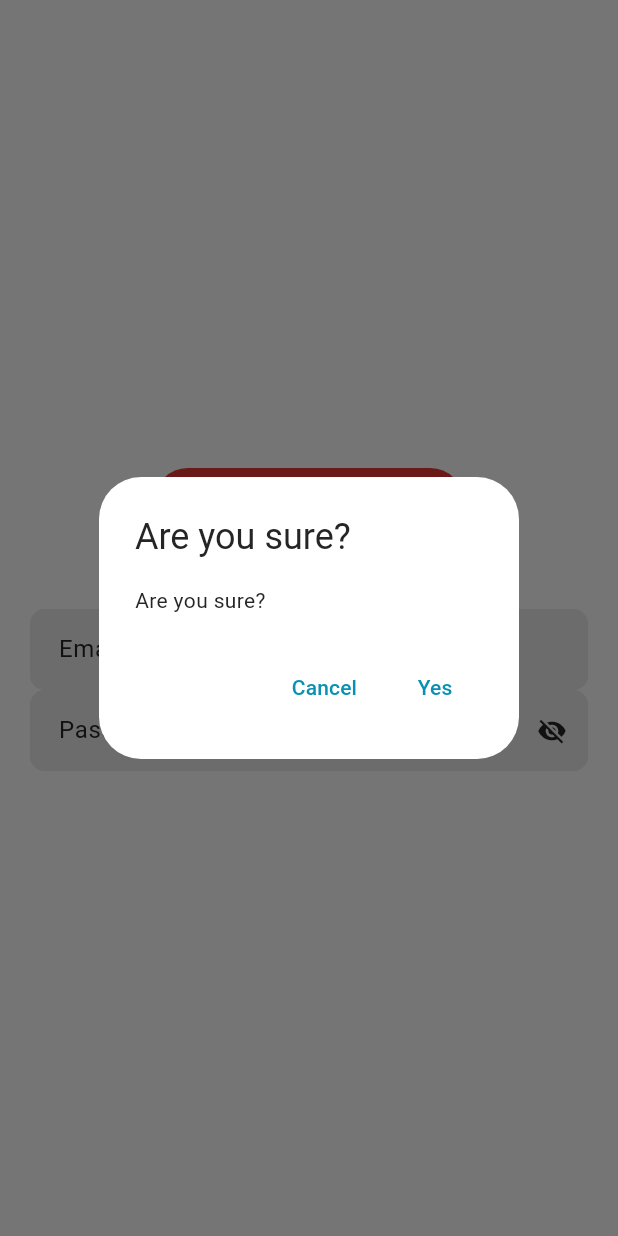
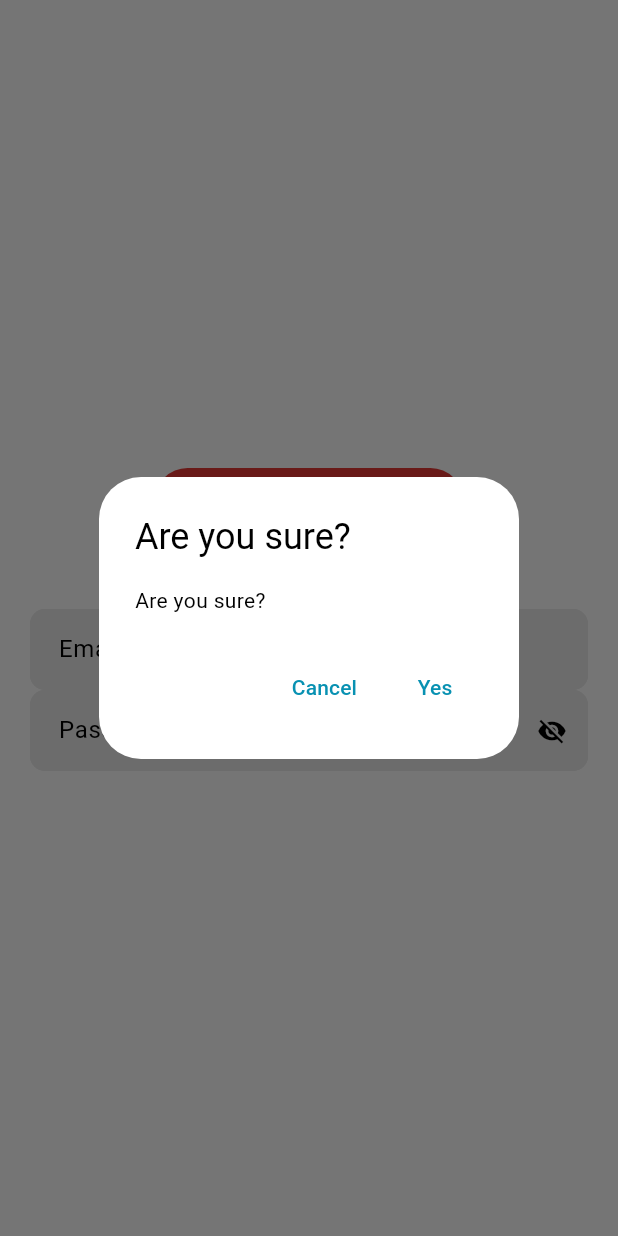
Before and after one commit to bboysidou/reusable_shit, a Flutter app: the screen it shows after launch, after a tap on "Button with Confirmation", on a phone screen of 412 x 824 dp. Run offline on Flutter 3.47's test engine with Material 3 defaults, Android fonts, the light colour scheme and no system bars.

Commit message:
feat: add custom theme with constants

```diff
--- a/flutter/app/lib/core/helpers/theme/Custom_colors.dart
+++ b/flutter/app/lib/core/helpers/theme/Custom_colors.dart
@@ -3,7 +3,7 @@ import 'package:flutter/material.dart';
 class ColorsManager {
   //INFO: Colors Light
   static const Color background = Color(0xFFFFFFFF);
-  static const Color foreground = Color(0xFF252525);
+  static const Color foreground = Color(0xFF000000);
   static const Color primary = Color(0xFF0891B2);
   static const Color primaryForeground = Color(0xFF67E8F9);
   static const Color secondary = Color(0xFFF8F8F8);
```
